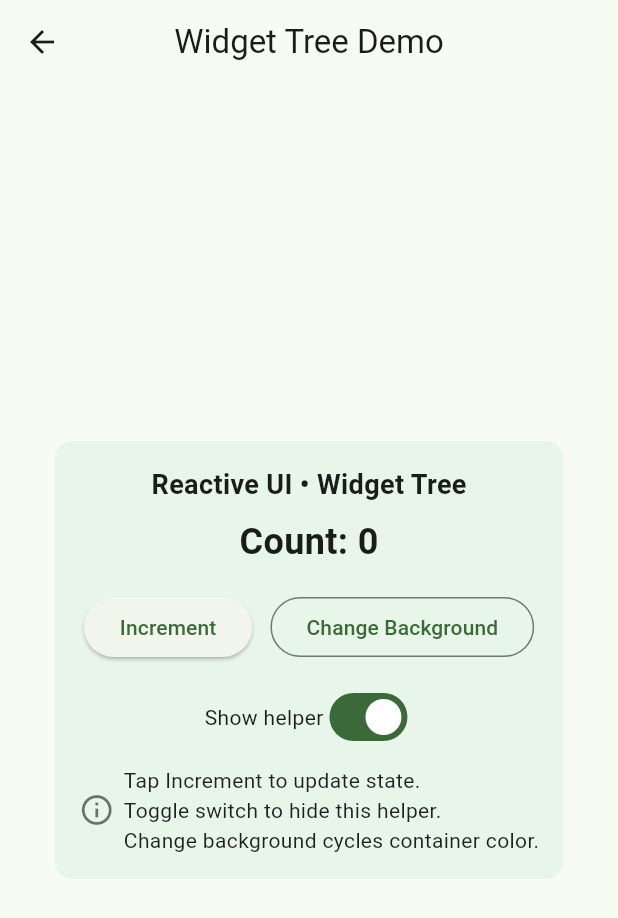
After one commit to kalviumcommunity/S75-0226-NGOGrid-Flutter-FireBase-GoogleCloud, a Flutter app: the screen it shows after launch, after a tap on "Open Widget Tree Demo", on a phone screen of 412 x 824 dp. The commit adds this screen. Shown: the top 918 px of the screen. Run offline on Flutter 3.47's test engine with Material 3 defaults, Android fonts, the phone set to English and light mode, and no system bars; our stand-ins replace firebase_core; accounts and stored records are empty.

Commit message:
Understanding the Widget Tree and Flutter's Reactive UI Model

```diff
--- a/ngo_grid_app/lib/main.dart
+++ b/ngo_grid_app/lib/main.dart
@@ -1,7 +1,6 @@
 import 'package:flutter/material.dart';
 import 'package:firebase_core/firebase_core.dart';
 import 'firebase_options.dart';
-import 'screens/welcome_screen.dart';
 import 'screens/dashboard_screen.dart';
 
 
--- a/ngo_grid_app/lib/screens/dashboard_screen.dart
+++ b/ngo_grid_app/lib/screens/dashboard_screen.dart
@@ -1,4 +1,5 @@
-  import 'package:flutter/material.dart';
+ import 'package:flutter/material.dart';
+ import 'widget_tree_demo_screen.dart';
 
 class DashboardScreen extends StatefulWidget {
   const DashboardScreen({super.key});
@@ -77,6 +78,20 @@ class _DashboardScreenState extends State<DashboardScreen> {
               },
               child: const Text("Reset Counter"),
             ),
+
+            const SizedBox(height: 20),
+
+            // Navigate to Widget Tree Demo
+            TextButton(
+              onPressed: () {
+                Navigator.of(context).push(
+                  MaterialPageRoute<void>(
+                    builder: (_) => const WidgetTreeDemoScreen(),
+                  ),
+                );
+              },
+              child: const Text("Open Widget Tree Demo"),
+            ),
           ],
         ),
       ),
--- /dev/null
+++ b/ngo_grid_app/lib/screens/widget_tree_demo_screen.dart
@@ -0,0 +1,113 @@
+import 'package:flutter/material.dart';
+
+class WidgetTreeDemoScreen extends StatefulWidget {
+  const WidgetTreeDemoScreen({super.key});
+
+  @override
+  State<WidgetTreeDemoScreen> createState() => _WidgetTreeDemoScreenState();
+}
+
+class _WidgetTreeDemoScreenState extends State<WidgetTreeDemoScreen> {
+  int count = 0;
+  bool showHelper = true;
+  int colorIndex = 0;
+
+  static const List<Color> _colors = <Color>[
+    Color(0xFFE8F5E9), // light green
+    Color(0xFFFFF3E0), // light orange
+    Color(0xFFE3F2FD), // light blue
+    Color(0xFFFFEBEE), // light red
+  ];
+
+  void _increment() {
+    setState(() {
+      count++;
+    });
+  }
+
+  void _toggleHelper(bool value) {
+    setState(() {
+      showHelper = value;
+    });
+  }
+
+  void _cycleBackground() {
+    setState(() {
+      colorIndex = (colorIndex + 1) % _colors.length;
+    });
+  }
+
+  @override
+  Widget build(BuildContext context) {
+    return Scaffold(
+      appBar: AppBar(
+        title: const Text('Widget Tree Demo'),
+        centerTitle: true,
+      ),
+      body: Center(
+        child: Container(
+          padding: const EdgeInsets.all(16),
+          decoration: BoxDecoration(
+            color: _colors[colorIndex],
+            borderRadius: BorderRadius.circular(12),
+          ),
+          child: Column(
+            mainAxisSize: MainAxisSize.min,
+            children: [
+              const Text(
+                'Reactive UI • Widget Tree',
+                style: TextStyle(fontSize: 18, fontWeight: FontWeight.w600),
+              ),
+              const SizedBox(height: 8),
+              Text(
+                'Count: $count',
+                style: const TextStyle(fontSize: 24, fontWeight: FontWeight.bold),
+              ),
+              const SizedBox(height: 16),
+              Row(
+                mainAxisSize: MainAxisSize.min,
+                children: [
+                  ElevatedButton(
+                    onPressed: _increment,
+                    child: const Text('Increment'),
+                  ),
+                  const SizedBox(width: 12),
+                  OutlinedButton(
+                    onPressed: _cycleBackground,
+                    child: const Text('Change Background'),
+                  ),
+                ],
+              ),
+              const SizedBox(height: 12),
+              Row(
+                mainAxisSize: MainAxisSize.min,
+                children: [
+                  const Text('Show helper'),
+                  Switch(value: showHelper, onChanged: _toggleHelper),
+                ],
+              ),
+              if (showHelper) ...[
+                const SizedBox(height: 8),
+                Row(
+                  mainAxisSize: MainAxisSize.min,
+                  children: const [
+                    Icon(Icons.info_outline, color: Colors.black54),
+                    SizedBox(width: 6),
+                    Flexible(
+                      child: Text(
+                        'Tap Increment to update state.\n'
+                        'Toggle switch to hide this helper.\n'
+                        'Change background cycles container color.',
+                        style: TextStyle(color: Colors.black87),
+                      ),
+                    ),
+                  ],
+                ),
+              ],
+            ],
+          ),
+        ),
+      ),
+    );
+  }
+}
```
Also changed, not shown: 1 other file.
